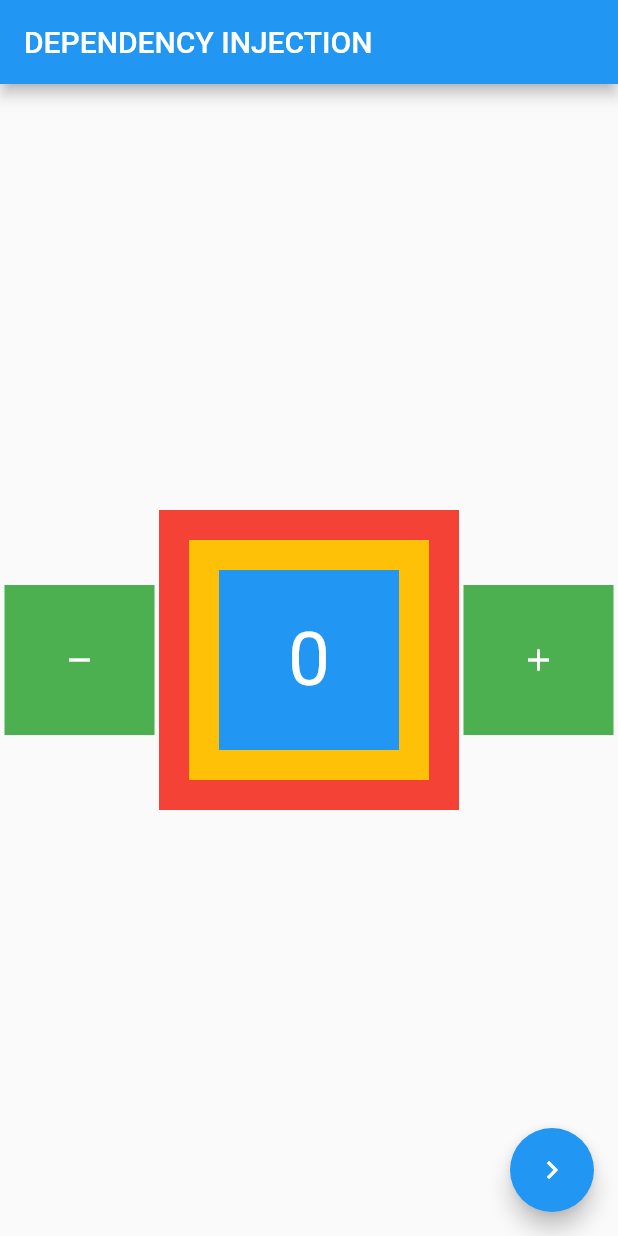
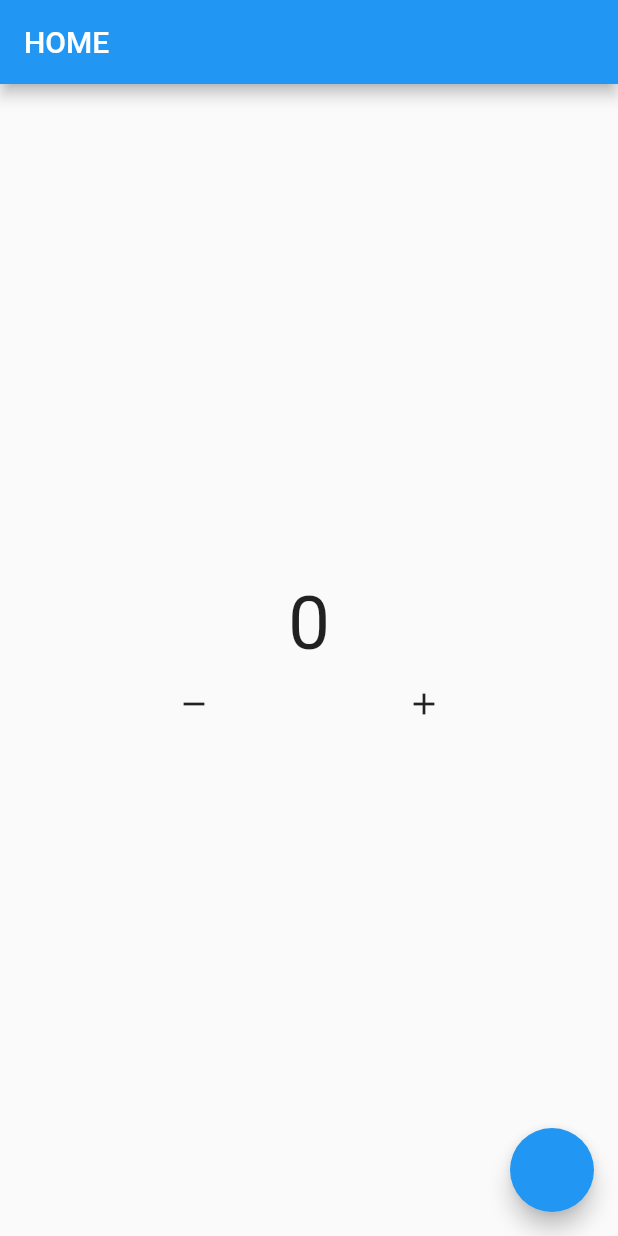
Before and after one commit to AhmadIkbalDjaya/Belajar-Bloc, a Flutter app: the screen it shows after launch, on a phone screen of 412 x 824 dp. Run offline on Flutter 3.47's test engine with Material 2 defaults, Android fonts, the phone set to English and light mode, and no system bars; our stand-ins replace bloc, flutter_bloc.

Commit message:
11. Multi Bloc Provider

```diff
--- a/lib/404/404.dart
+++ /dev/null
@@ -1,19 +0,0 @@
-import 'package:flutter/material.dart';
-
-class NotFoundPage extends StatelessWidget {
-  const NotFoundPage({super.key});
-
-  @override
-  Widget build(BuildContext context) {
-    return const Scaffold(
-      body: Center(
-        child: Text(
-          "NOT FOUND",
-          style: TextStyle(
-            fontSize: 50,
-          ),
-        ),
-      ),
-    );
-  }
-}
--- /dev/null
+++ b/lib/app.dart
@@ -0,0 +1,21 @@
+import 'package:belajar_bloc/bloc/theme.dart';
+import 'package:belajar_bloc/pages/home.dart';
+import 'package:flutter/material.dart';
+import 'package:flutter_bloc/flutter_bloc.dart';
+
+class App extends StatelessWidget {
+  const App({super.key});
+
+  @override
+  Widget build(BuildContext context) {
+    return BlocBuilder<ThemeBloc, bool>(
+      bloc: context.read<ThemeBloc>(),
+      builder: (context, state) {
+        return MaterialApp(
+          theme: state ? ThemeData.light() : ThemeData.dark(),
+          home: const HomePage(),
+        );
+      },
+    );
+  }
+}
--- a/lib/bloc/counter.dart
+++ b/lib/bloc/counter.dart
@@ -1,22 +1,8 @@
 import 'package:bloc/bloc.dart';
 
-class Counter extends Cubit<int> {
-  Counter({this.init = 0}) : super(init);
+class CounterBloc extends Cubit<int> {
+  CounterBloc() : super(0);
 
-  int init;
-
-  void increment() => emit(state + 1);
-  void decrement() => emit(state - 1);
-
-  @override
-  void onChange(Change<int> change) {
-    super.onChange(change);
-    print(change);
-  }
-
-  @override
-  void onError(Object error, StackTrace stackTrace) {
-    super.onError(error, stackTrace);
-    print(error);
-  }
+  void add() => emit(state + 1);
+  void remove() => emit(state - 1);
 }
--- /dev/null
+++ b/lib/bloc/theme.dart
@@ -0,0 +1,8 @@
+import 'package:bloc/bloc.dart';
+
+class ThemeBloc extends Cubit<bool> {
+  // true->light  false->dark
+  ThemeBloc() : super(true);
+
+  void changeTheme() => emit(!state);
+}
--- a/lib/home/biru.dart
+++ /dev/null
@@ -1,21 +0,0 @@
-import 'package:belajar_bloc/bloc/counter.dart';
-import 'package:belajar_bloc/home/center_data.dart';
-import 'package:flutter/material.dart';
-
-class Biru extends StatelessWidget {
-  Biru(
-    // this.mycounter,
-    {
-    super.key,
-  });
-  // Counter mycounter;
-
-  @override
-  Widget build(BuildContext context) {
-    return Container(
-      margin: const EdgeInsets.all(20),
-      color: Colors.blue,
-      child: CenterData(),
-    );
-  }
-}
--- a/lib/home/center_data.dart
+++ /dev/null
@@ -1,18 +0,0 @@
-import 'package:belajar_bloc/bloc/counter.dart';
-import 'package:belajar_bloc/home/data_widget.dart';
-import 'package:flutter/material.dart';
-class CenterData extends StatelessWidget {
-  CenterData(
-    // this.mycounter,
-    {
-    super.key,
-  });
-  // Counter mycounter;
-
-  @override
-  Widget build(BuildContext context) {
-    return Center(
-      child: DataWidget(),
-    );
-  }
-}
--- a/lib/home/data_widget.dart
+++ /dev/null
@@ -1,31 +0,0 @@
-import 'package:belajar_bloc/bloc/counter.dart';
-import 'package:flutter/material.dart';
-import 'package:flutter_bloc/flutter_bloc.dart';
-
-class DataWidget extends StatelessWidget {
-  DataWidget(
-      // this.mycounter,
-      {
-    super.key,
-  });
-  // Counter mycounter;
-
-  @override
-  Widget build(BuildContext context) {
-    // Counter mycounter = BlocProvider.of<Counter>(context);
-    Counter mycounter = context.read<Counter>();
-
-    return BlocBuilder(
-      bloc: mycounter,
-      builder: (context, state) {
-        return Text(
-          "$state",
-          style: const TextStyle(
-            fontSize: 50,
-            color: Colors.white,
-          ),
-        );
-      },
-    );
-  }
-}
--- a/lib/home/home.dart
+++ /dev/null
@@ -1,85 +0,0 @@
-import 'package:belajar_bloc/bloc/counter.dart';
-import 'package:belajar_bloc/home/merah.dart';
-import 'package:belajar_bloc/other/other.dart';
-import 'package:flutter/material.dart';
-import 'package:flutter_bloc/flutter_bloc.dart';
-
-class HomePage extends StatelessWidget {
-  const HomePage({super.key});
-
-  @override
-  Widget build(BuildContext context) {
-    Counter mycounter = context.read<Counter>();
-    return Scaffold(
-      appBar: AppBar(
-        title: const Text("DEPENDENCY INJECTION"),
-      ),
-      floatingActionButton: FloatingActionButton(
-        onPressed: () {
-          // Navigator.of(context).push(
-          //   MaterialPageRoute(
-          //     builder: (context) {
-          //       return BlocProvider.value(
-          //         value: mycounter,
-          //         child: const OtherPage(),
-          //       );
-          //       // return BlocProvider(
-          //       //   create: mycounter,
-          //       //   child: const OtherPage(),
-          //       // );
-          //     },
-          //   ),
-          // );
-          Navigator.pushNamed(context, "/other");
-        },
-        child: const Icon(
-          Icons.navigate_next_outlined,
-        ),
-      ),
-      body: Column(
-        mainAxisAlignment: MainAxisAlignment.center,
-        children: [
-          Row(
-            mainAxisAlignment: MainAxisAlignment.spaceEvenly,
-            children: [
-              Material(
-                color: Colors.green,
-                child: InkWell(
-                  onTap: () {
-                    mycounter.decrement();
-                  },
-                  child: const SizedBox(
-                    width: 100,
-                    height: 100,
-                    child: Icon(
-                      Icons.remove,
-                      color: Colors.white,
-                    ),
-                  ),
-                ),
-              ),
-              // Merah(mycounter),
-              const Merah(),
-              Material(
-                color: Colors.green,
-                child: InkWell(
-                  onTap: () {
-                    mycounter.increment();
-                  },
-                  child: const SizedBox(
-                    width: 100,
-                    height: 100,
-                    child: Icon(
-                      Icons.add,
-                      color: Colors.white,
-                    ),
-                  ),
-                ),
-              ),
-            ],
-          )
-        ],
-      ),
-    );
-  }
-}
--- a/lib/home/kuning.dart
+++ /dev/null
@@ -1,18 +0,0 @@
-import 'package:belajar_bloc/home/biru.dart';
-import 'package:flutter/material.dart';
-
-class Kuning extends StatelessWidget {
-  const Kuning(
-    {
-    super.key,
-  });
-
-  @override
-  Widget build(BuildContext context) {
-    return Container(
-      margin: const EdgeInsets.all(20),
-      color: Colors.amber,
-      child: Biru(),
-    );
-  }
-}
--- a/lib/home/merah.dart
+++ /dev/null
@@ -1,21 +0,0 @@
-import 'package:belajar_bloc/bloc/counter.dart';
-import 'package:belajar_bloc/home/kuning.dart';
-import 'package:flutter/material.dart';
-
-class Merah extends StatelessWidget {
-  const Merah(
-    {
-    super.key,
-  });
-
-
-  @override
-  Widget build(BuildContext context) {
-    return Container(
-      width: 200,
-      height: 200,
-      color: Colors.red,
-      child: Kuning(),
-    );
-  }
-}
--- a/lib/main.dart
+++ b/lib/main.dart
@@ -1,7 +1,6 @@
+import 'package:belajar_bloc/app.dart';
 import 'package:belajar_bloc/bloc/counter.dart';
-import 'package:belajar_bloc/home/home.dart';
-import 'package:belajar_bloc/other/other.dart';
-import 'package:belajar_bloc/routes/routes.dart';
+import 'package:belajar_bloc/bloc/theme.dart';
 import 'package:flutter/material.dart';
 import 'package:flutter_bloc/flutter_bloc.dart';
 
@@ -12,32 +11,30 @@ void main() {
 class MyApp extends StatelessWidget {
   MyApp({super.key});
 
-  // final Counter mycounter = Counter();
-  final router = MyRouter();
-
+  final ThemeBloc mytheme = ThemeBloc();
   @override
   Widget build(BuildContext context) {
-    return MaterialApp(
-      // home: BlocProvider(
-      //   create: (context) => Counter(),
-      //   child: const HomePage(),
-      // ),
-
-      // Named Route
-      // initialRoute: "/",
-      // routes: {
-      //   "/": (context) => BlocProvider.value(
-      //         value: mycounter,
-      //         child: const HomePage(),
-      //       ),
-      //   "/other": (context) => BlocProvider.value(
-      //         value: mycounter,
-      //         child: const OtherPage(),
-      //       ),
-      // },
-
-      // Generated Route
-      onGenerateRoute: router.onRoute,
+    return MultiBlocProvider(
+      providers: [
+        BlocProvider(create: (context) => CounterBloc()),
+        BlocProvider(create: (context) => ThemeBloc()),
+      ],
+      child: const App(),
     );
+    // return BlocProvider(
+    //   create: (context) => mytheme,
+    //   child: BlocBuilder<ThemeBloc, bool>(
+    //     bloc: mytheme,
+    //     builder: (context, state) {
+    //       return MaterialApp(
+    //         theme: state == true ? ThemeData.light() : ThemeData.dark(),
+    //         home: BlocProvider(
+    //           create: (context) => CounterBloc(),
+    //           child: HomePage(),
+    //         ),
+    //       );
+    //     },
+    //   ),
+    // );
   }
 }
--- a/lib/other/other.dart
+++ /dev/null
@@ -1,28 +0,0 @@
-import 'package:belajar_bloc/bloc/counter.dart';
-import 'package:flutter/material.dart';
-import 'package:flutter_bloc/flutter_bloc.dart';
-
-class OtherPage extends StatelessWidget {
-  const OtherPage({super.key});
-
-  @override
-  Widget build(BuildContext context) {
-    Counter mycounter = context.read<Counter>();
-    return Scaffold(
-      appBar: AppBar(),
-      body: Center(
-        child: BlocBuilder(
-          bloc: mycounter,
-          builder: (context, state) {
-            return Text(
-              "$state",
-              style: const TextStyle(
-                fontSize: 50,
-              ),
-            );
-          },
-        ),
-      ),
-    );
-  }
-}
--- /dev/null
+++ b/lib/pages/home.dart
@@ -0,0 +1,57 @@
+import 'package:belajar_bloc/bloc/counter.dart';
+import 'package:belajar_bloc/bloc/theme.dart';
+import 'package:flutter/material.dart';
+import 'package:flutter_bloc/flutter_bloc.dart';
+
+class HomePage extends StatelessWidget {
+  const HomePage({super.key});
+
+  @override
+  Widget build(BuildContext context) {
+    CounterBloc mycounter = context.read<CounterBloc>();
+    ThemeBloc mytheme = context.read<ThemeBloc>();
+    return Scaffold(
+      appBar: AppBar(title: const Text("HOME")),
+      body: Center(
+        child: Column(
+          mainAxisSize: MainAxisSize.min,
+          children: [
+            BlocBuilder<CounterBloc, int>(
+              bloc: mycounter,
+              builder: (context, state) {
+                return Text(
+                  "$state",
+                  style: const TextStyle(
+                    fontSize: 50,
+                  ),
+                );
+              },
+            ),
+            Row(
+              mainAxisAlignment: MainAxisAlignment.spaceEvenly,
+              children: [
+                IconButton(
+                  onPressed: () {
+                    mycounter.remove();
+                  },
+                  icon: const Icon(Icons.remove),
+                ),
+                IconButton(
+                  onPressed: () {
+                    mycounter.add();
+                  },
+                  icon: const Icon(Icons.add),
+                ),
+              ],
+            )
+          ],
+        ),
+      ),
+      floatingActionButton: FloatingActionButton(
+        onPressed: () {
+          mytheme.changeTheme();
+        },
+      ),
+    );
+  }
+}
--- a/lib/routes/routes.dart
+++ /dev/null
@@ -1,34 +0,0 @@
-import 'package:belajar_bloc/404/404.dart';
-import 'package:belajar_bloc/bloc/counter.dart';
-import 'package:belajar_bloc/home/home.dart';
-import 'package:belajar_bloc/other/other.dart';
-import 'package:flutter/material.dart';
-import 'package:flutter_bloc/flutter_bloc.dart';
-
-class MyRouter {
-  final Counter mycounter = Counter();
-  Route onRoute(RouteSettings settings) {
-    switch (settings.name) {
-      case "/":
-        return MaterialPageRoute(
-          builder: (context) => BlocProvider.value(
-            value: mycounter,
-            child: const HomePage(),
-          ),
-        );
-        break;
-      case "/other":
-        return MaterialPageRoute(
-          builder: (context) => BlocProvider.value(
-            value: mycounter,
-            child: const OtherPage(),
-          ),
-        );
-        break;
-      default:
-        return MaterialPageRoute(
-          builder: (context) => const NotFoundPage(),
-        );
-    }
-  }
-}
```
